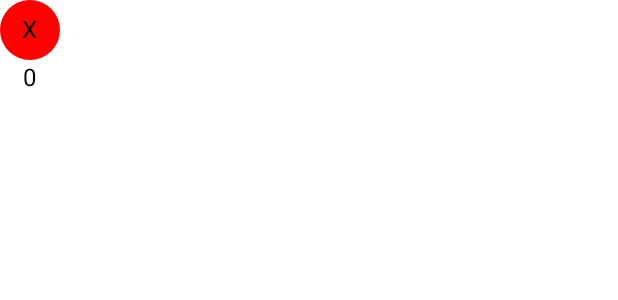
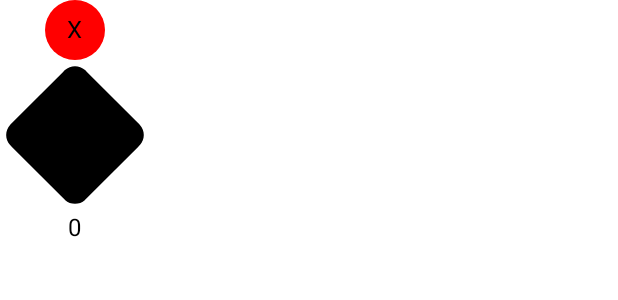
Before and after one commit to devstromo/tic_tac_toe_jetpack_compose, an Android app built with Jetpack Compose: the @Preview function PlayerMarkerPreview, on a phone screen of 412 x 824 dp. Shown: the top 300 px of the screen. Run offline under Robolectric (Android 15) with nearby library versions, the light colour scheme and no system bars.

Commit message:
Advanced Tic Tac Toe Jetpack Compose | update player maker composable

```diff
--- a/app/src/main/java/com/devstromo/advancedtictactoe/presentation/components/PlayerMarkers.kt
+++ b/app/src/main/java/com/devstromo/advancedtictactoe/presentation/components/PlayerMarkers.kt
@@ -10,9 +10,15 @@ import androidx.compose.runtime.Composable
 import androidx.compose.ui.Alignment
 import androidx.compose.ui.Modifier
 import androidx.compose.ui.draw.clip
+import androidx.compose.ui.draw.drawWithCache
 import androidx.compose.ui.graphics.Color
+import androidx.compose.ui.graphics.asComposePath
+import androidx.compose.ui.graphics.graphicsLayer
 import androidx.compose.ui.tooling.preview.Preview
 import androidx.compose.ui.unit.dp
+import androidx.graphics.shapes.CornerRounding
+import androidx.graphics.shapes.RoundedPolygon
+import androidx.graphics.shapes.toPath
 import com.devstromo.advancedtictactoe.ui.theme.AdvancedTicTacToeTheme
 
 @Composable
@@ -20,7 +26,6 @@ fun PlayerMarker(
     playerMarketType: PlayerMarkerType = PlayerMarkerType.X,
     itemsCount: Int = 0
 ) {
-
     Column(
         horizontalAlignment = Alignment.CenterHorizontally
     ) {
@@ -42,6 +47,31 @@ fun PlayerMarker(
 
             )
         }
+        Box(
+            modifier = Modifier
+                .drawWithCache {
+                    val roundedPolygon = RoundedPolygon(
+                        numVertices = 4,
+                        radius = size.minDimension / 2,
+                        centerX = size.width / 2,
+                        centerY = size.height / 2,
+                        rounding = CornerRounding(
+                            size.minDimension / 10f,
+                            smoothing = 0.1f
+                        )
+                    )
+                    val roundedPolygonPath = roundedPolygon.toPath().asComposePath()
+                    onDrawBehind {
+                        drawPath(roundedPolygonPath, color = Color.Black)
+                    }
+                }
+                .graphicsLayer {
+                    rotationY = 35.0f
+                    rotationX = 12.0f
+                    cameraDistance = 12.dp.toPx()
+                }
+                .size(100.dp)
+        )
         Text(
             text = "$itemsCount"
 
```
